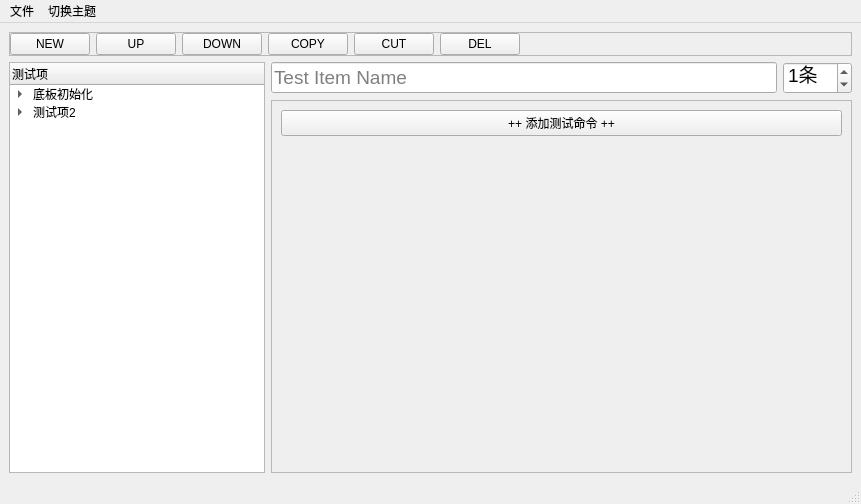
The window that mainwindow.ui (m-RNA/labview-ini-editor) describes before a commit, drawn with Qt 5.
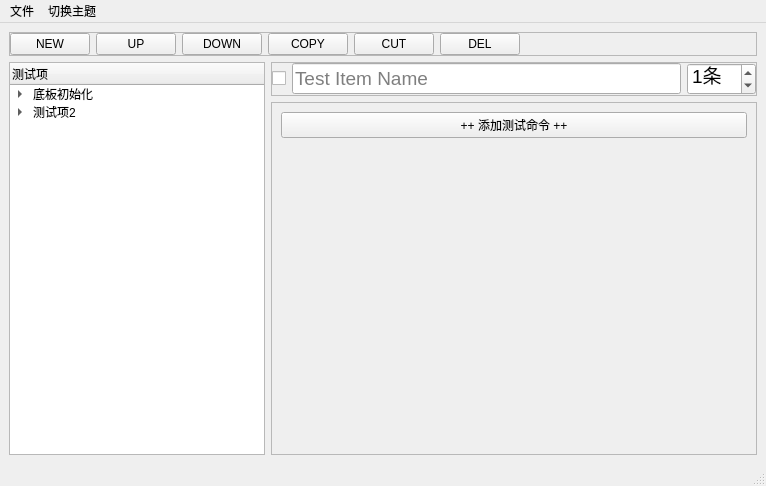
The same window after the commit.

```diff
--- a/mainwindow.ui
+++ b/mainwindow.ui
@@ -6,8 +6,8 @@
    <rect>
     <x>0</x>
     <y>0</y>
-    <width>861</width>
-    <height>504</height>
+    <width>766</width>
+    <height>486</height>
    </rect>
   </property>
   <property name="windowTitle">
@@ -15,7 +15,243 @@
   </property>
   <widget class="QWidget" name="centralwidget">
    <layout class="QGridLayout" name="gridLayout">
-    <item row="2" column="1" colspan="2">
+    <item row="0" column="0" colspan="2">
+     <widget class="QFrame" name="frame_2">
+      <property name="frameShape">
+       <enum>QFrame::StyledPanel</enum>
+      </property>
+      <property name="frameShadow">
+       <enum>QFrame::Raised</enum>
+      </property>
+      <layout class="QHBoxLayout" name="horizontalLayout">
+       <property name="leftMargin">
+        <number>0</number>
+       </property>
+       <property name="topMargin">
+        <number>0</number>
+       </property>
+       <property name="rightMargin">
+        <number>0</number>
+       </property>
+       <property name="bottomMargin">
+        <number>0</number>
+       </property>
+       <item>
+        <widget class="QPushButton" name="pushButton">
+         <property name="text">
+          <string>NEW</string>
+         </property>
+        </widget>
+       </item>
+       <item>
+        <widget class="QPushButton" name="pushButton_2">
+         <property name="text">
+          <string>UP</string>
+         </property>
+        </widget>
+       </item>
+       <item>
+        <widget class="QPushButton" name="pushButton_3">
+         <property name="text">
+          <string>DOWN</string>
+         </property>
+        </widget>
+       </item>
+       <item>
+        <widget class="QPushButton" name="pushButton_4">
+         <property name="text">
+          <string>COPY</string>
+         </property>
+        </widget>
+       </item>
+       <item>
+        <widget class="QPushButton" name="pushButton_5">
+         <property name="text">
+          <string>CUT</string>
+         </property>
+        </widget>
+       </item>
+       <item>
+        <widget class="QPushButton" name="pushButton_6">
+         <property name="text">
+          <string>DEL</string>
+         </property>
+        </widget>
+       </item>
+       <item>
+        <spacer name="horizontalSpacer">
+         <property name="orientation">
+          <enum>Qt::Horizontal</enum>
+         </property>
+         <property name="sizeHint" stdset="0">
+          <size>
+           <width>270</width>
+           <height>20</height>
+          </size>
+         </property>
+        </spacer>
+       </item>
+      </layout>
+     </widget>
+    </item>
+    <item row="1" column="0" rowspan="2">
+     <widget class="QTreeWidget" name="treeWidget">
+      <property name="sizePolicy">
+       <sizepolicy hsizetype="Expanding" vsizetype="Expanding">
+        <horstretch>0</horstretch>
+        <verstretch>1</verstretch>
+       </sizepolicy>
+      </property>
+      <column>
+       <property name="text">
+        <string notr="true">测试项</string>
+       </property>
+      </column>
+      <item>
+       <property name="text">
+        <string>底板初始化</string>
+       </property>
+       <property name="flags">
+        <set>ItemIsSelectable|ItemIsEditable|ItemIsDragEnabled|ItemIsDropEnabled|ItemIsUserCheckable|ItemIsEnabled</set>
+       </property>
+       <item>
+        <property name="text">
+         <string>复位MCU</string>
+        </property>
+        <property name="flags">
+         <set>ItemIsSelectable|ItemIsEditable|ItemIsDragEnabled|ItemIsDropEnabled|ItemIsUserCheckable|ItemIsEnabled</set>
+        </property>
+       </item>
+       <item>
+        <property name="text">
+         <string>关闭MCU调试</string>
+        </property>
+        <property name="flags">
+         <set>ItemIsSelectable|ItemIsEditable|ItemIsDragEnabled|ItemIsDropEnabled|ItemIsUserCheckable|ItemIsEnabled</set>
+        </property>
+       </item>
+      </item>
+      <item>
+       <property name="text">
+        <string>测试项2</string>
+       </property>
+       <property name="flags">
+        <set>ItemIsSelectable|ItemIsEditable|ItemIsDragEnabled|ItemIsDropEnabled|ItemIsUserCheckable|ItemIsEnabled</set>
+       </property>
+       <item>
+        <property name="text">
+         <string>新建子项目</string>
+        </property>
+        <property name="flags">
+         <set>ItemIsSelectable|ItemIsEditable|ItemIsDragEnabled|ItemIsDropEnabled|ItemIsUserCheckable|ItemIsEnabled</set>
+        </property>
+       </item>
+       <item>
+        <property name="text">
+         <string>新建项目</string>
+        </property>
+        <property name="flags">
+         <set>ItemIsSelectable|ItemIsEditable|ItemIsDragEnabled|ItemIsDropEnabled|ItemIsUserCheckable|ItemIsEnabled</set>
+        </property>
+       </item>
+      </item>
+     </widget>
+    </item>
+    <item row="1" column="1">
+     <widget class="QFrame" name="frame">
+      <property name="sizePolicy">
+       <sizepolicy hsizetype="Preferred" vsizetype="Fixed">
+        <horstretch>1</horstretch>
+        <verstretch>0</verstretch>
+       </sizepolicy>
+      </property>
+      <property name="frameShape">
+       <enum>QFrame::StyledPanel</enum>
+      </property>
+      <property name="frameShadow">
+       <enum>QFrame::Raised</enum>
+      </property>
+      <layout class="QHBoxLayout" name="horizontalLayout_2">
+       <property name="leftMargin">
+        <number>0</number>
+       </property>
+       <property name="topMargin">
+        <number>0</number>
+       </property>
+       <property name="rightMargin">
+        <number>0</number>
+       </property>
+       <property name="bottomMargin">
+        <number>0</number>
+       </property>
+       <item>
+        <widget class="QCheckBox" name="checkBox">
+         <property name="sizePolicy">
+          <sizepolicy hsizetype="Minimum" vsizetype="Fixed">
+           <horstretch>0</horstretch>
+           <verstretch>0</verstretch>
+          </sizepolicy>
+         </property>
+         <property name="minimumSize">
+          <size>
+           <width>0</width>
+           <height>0</height>
+          </size>
+         </property>
+         <property name="text">
+          <string/>
+         </property>
+        </widget>
+       </item>
+       <item>
+        <widget class="QLineEdit" name="lineEdit">
+         <property name="sizePolicy">
+          <sizepolicy hsizetype="Expanding" vsizetype="Fixed">
+           <horstretch>1</horstretch>
+           <verstretch>0</verstretch>
+          </sizepolicy>
+         </property>
+         <property name="minimumSize">
+          <size>
+           <width>0</width>
+           <height>0</height>
+          </size>
+         </property>
+         <property name="font">
+          <font>
+           <pointsize>14</pointsize>
+          </font>
+         </property>
+         <property name="placeholderText">
+          <string>Test Item Name</string>
+         </property>
+        </widget>
+       </item>
+       <item>
+        <widget class="QSpinBox" name="spinBox">
+         <property name="sizePolicy">
+          <sizepolicy hsizetype="Fixed" vsizetype="Fixed">
+           <horstretch>0</horstretch>
+           <verstretch>0</verstretch>
+          </sizepolicy>
+         </property>
+         <property name="font">
+          <font>
+           <pointsize>14</pointsize>
+          </font>
+         </property>
+         <property name="suffix">
+          <string>条</string>
+         </property>
+         <property name="value">
+          <number>1</number>
+         </property>
+        </widget>
+       </item>
+      </layout>
+     </widget>
+    </item>
+    <item row="2" column="1">
      <widget class="QScrollArea" name="scrollArea">
       <property name="sizePolicy">
        <sizepolicy hsizetype="Expanding" vsizetype="Expanding">
@@ -34,8 +270,8 @@
         <rect>
          <x>0</x>
          <y>0</y>
-         <width>579</width>
-         <height>361</height>
+         <width>484</width>
+         <height>341</height>
         </rect>
        </property>
        <layout class="QVBoxLayout" name="vloTestItem">
@@ -63,193 +299,6 @@
       </widget>
      </widget>
     </item>
-    <item row="1" column="2">
-     <widget class="QSpinBox" name="spinBox">
-      <property name="sizePolicy">
-       <sizepolicy hsizetype="Fixed" vsizetype="Fixed">
-        <horstretch>0</horstretch>
-        <verstretch>0</verstretch>
-       </sizepolicy>
-      </property>
-      <property name="font">
-       <font>
-        <pointsize>14</pointsize>
-       </font>
-      </property>
-      <property name="suffix">
-       <string>条</string>
-      </property>
-      <property name="value">
-       <number>1</number>
-      </property>
-     </widget>
-    </item>
-    <item row="1" column="0" rowspan="2">
-     <widget class="QTreeWidget" name="treeWidget">
-      <property name="sizePolicy">
-       <sizepolicy hsizetype="Expanding" vsizetype="Expanding">
-        <horstretch>0</horstretch>
-        <verstretch>1</verstretch>
-       </sizepolicy>
-      </property>
-      <column>
-       <property name="text">
-        <string notr="true">测试项</string>
-       </property>
-      </column>
-      <item>
-       <property name="text">
-        <string>底板初始化</string>
-       </property>
-       <property name="flags">
-        <set>ItemIsSelectable|ItemIsEditable|ItemIsDragEnabled|ItemIsDropEnabled|ItemIsUserCheckable|ItemIsEnabled</set>
-       </property>
-       <item>
-        <property name="text">
-         <string>复位MCU</string>
-        </property>
-        <property name="flags">
-         <set>ItemIsSelectable|ItemIsEditable|ItemIsDragEnabled|ItemIsDropEnabled|ItemIsUserCheckable|ItemIsEnabled</set>
-        </property>
-       </item>
-       <item>
-        <property name="text">
-         <string>关闭MCU调试</string>
-        </property>
-        <property name="flags">
-         <set>ItemIsSelectable|ItemIsEditable|ItemIsDragEnabled|ItemIsDropEnabled|ItemIsUserCheckable|ItemIsEnabled</set>
-        </property>
-       </item>
-      </item>
-      <item>
-       <property name="text">
-        <string>测试项2</string>
-       </property>
-       <property name="flags">
-        <set>ItemIsSelectable|ItemIsEditable|ItemIsDragEnabled|ItemIsDropEnabled|ItemIsUserCheckable|ItemIsEnabled</set>
-       </property>
-       <item>
-        <property name="text">
-         <string>新建子项目</string>
-        </property>
-        <property name="flags">
-         <set>ItemIsSelectable|ItemIsEditable|ItemIsDragEnabled|ItemIsDropEnabled|ItemIsUserCheckable|ItemIsEnabled</set>
-        </property>
-       </item>
-       <item>
-        <property name="text">
-         <string>新建项目</string>
-        </property>
-        <property name="flags">
-         <set>ItemIsSelectable|ItemIsEditable|ItemIsDragEnabled|ItemIsDropEnabled|ItemIsUserCheckable|ItemIsEnabled</set>
-        </property>
-       </item>
-      </item>
-     </widget>
-    </item>
-    <item row="1" column="1">
-     <widget class="QLineEdit" name="lineEdit">
-      <property name="sizePolicy">
-       <sizepolicy hsizetype="Expanding" vsizetype="Fixed">
-        <horstretch>1</horstretch>
-        <verstretch>0</verstretch>
-       </sizepolicy>
-      </property>
-      <property name="minimumSize">
-       <size>
-        <width>0</width>
-        <height>0</height>
-       </size>
-      </property>
-      <property name="font">
-       <font>
-        <pointsize>14</pointsize>
-       </font>
-      </property>
-      <property name="placeholderText">
-       <string>Test Item Name</string>
-      </property>
-     </widget>
-    </item>
-    <item row="0" column="0" colspan="3">
-     <widget class="QFrame" name="frame_2">
-      <property name="frameShape">
-       <enum>QFrame::StyledPanel</enum>
-      </property>
-      <property name="frameShadow">
-       <enum>QFrame::Raised</enum>
-      </property>
-      <layout class="QHBoxLayout" name="horizontalLayout">
-       <property name="leftMargin">
-        <number>0</number>
-       </property>
-       <property name="topMargin">
-        <number>0</number>
-       </property>
-       <property name="rightMargin">
-        <number>0</number>
-       </property>
-       <property name="bottomMargin">
-        <number>0</number>
-       </property>
-       <item>
-        <widget class="QPushButton" name="pushButton">
-         <property name="text">
-          <string>NEW</string>
-         </property>
-        </widget>
-       </item>
-       <item>
-        <widget class="QPushButton" name="pushButton_2">
-         <property name="text">
-          <string>UP</string>
-         </property>
-        </widget>
-       </item>
-       <item>
-        <widget class="QPushButton" name="pushButton_3">
-         <property name="text">
-          <string>DOWN</string>
-         </property>
-        </widget>
-       </item>
-       <item>
-        <widget class="QPushButton" name="pushButton_4">
-         <property name="text">
-          <string>COPY</string>
-         </property>
-        </widget>
-       </item>
-       <item>
-        <widget class="QPushButton" name="pushButton_5">
-         <property name="text">
-          <string>CUT</string>
-         </property>
-        </widget>
-       </item>
-       <item>
-        <widget class="QPushButton" name="pushButton_6">
-         <property name="text">
-          <string>DEL</string>
-         </property>
-        </widget>
-       </item>
-       <item>
-        <spacer name="horizontalSpacer">
-         <property name="orientation">
-          <enum>Qt::Horizontal</enum>
-         </property>
-         <property name="sizeHint" stdset="0">
-          <size>
-           <width>270</width>
-           <height>20</height>
-          </size>
-         </property>
-        </spacer>
-       </item>
-      </layout>
-     </widget>
-    </item>
    </layout>
   </widget>
   <widget class="QMenuBar" name="menubar">
@@ -257,7 +306,7 @@
     <rect>
      <x>0</x>
      <y>0</y>
-     <width>861</width>
+     <width>766</width>
      <height>26</height>
     </rect>
    </property>
```
